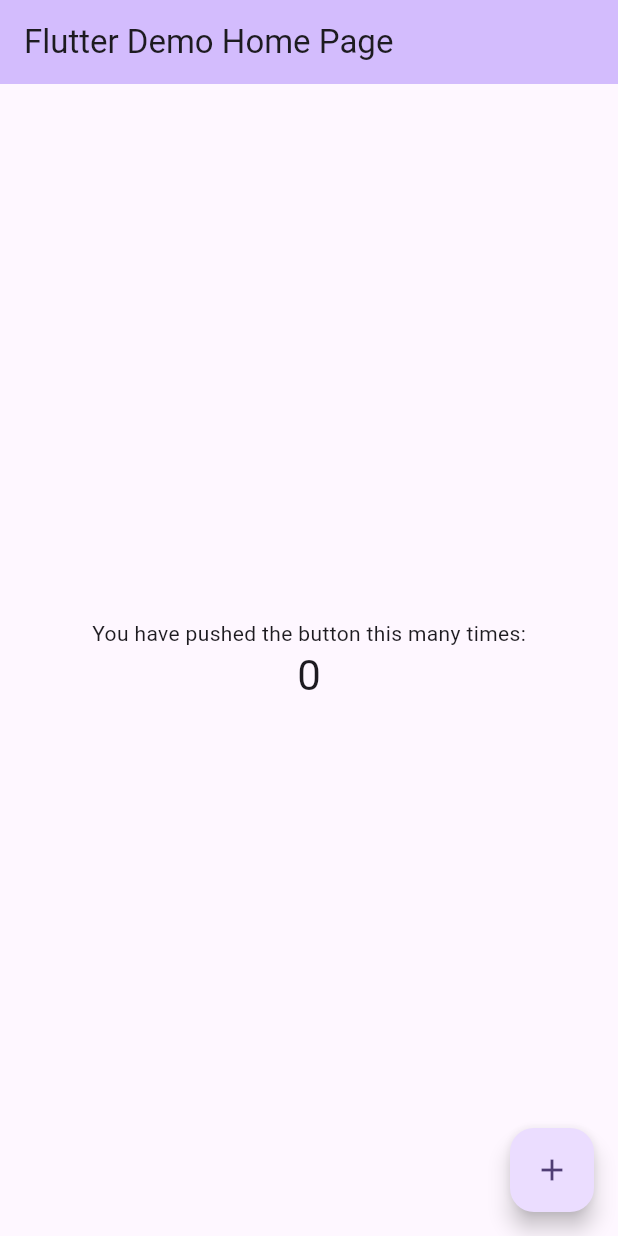
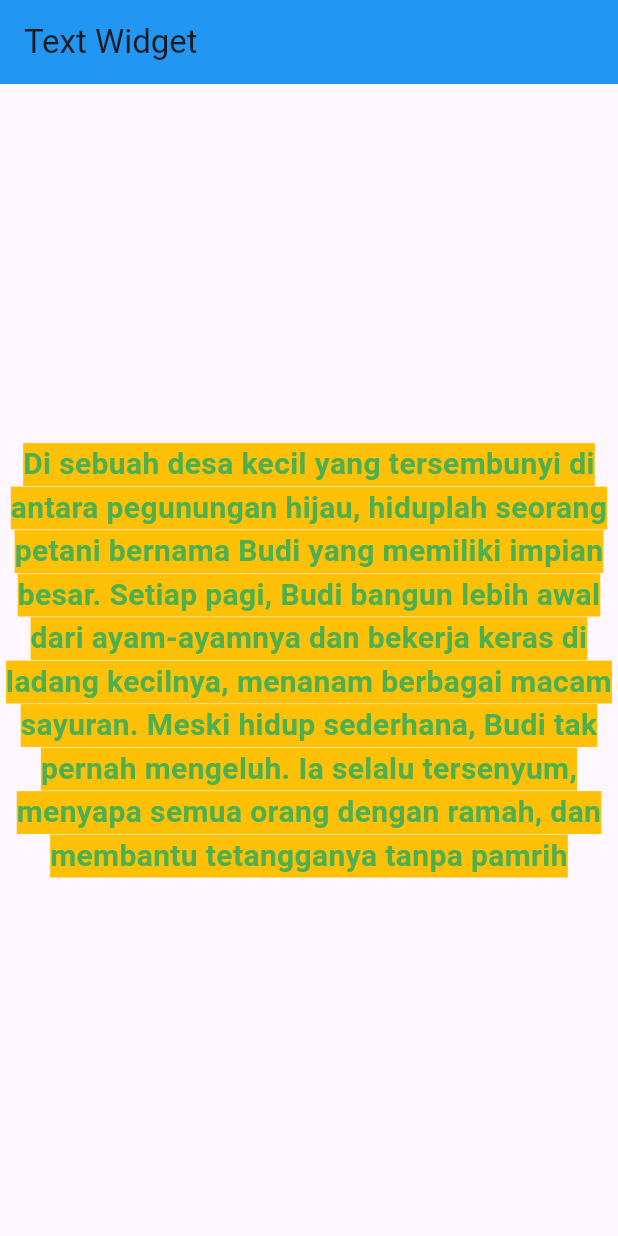
Before and after one commit to FaustaAkbar/learnFLutter1, a Flutter app: the screen it shows after launch, on a phone screen of 412 x 824 dp. Run offline on Flutter 3.47's test engine with Material 3 defaults, Android fonts, the light colour scheme and no system bars; Roboto replaces fonts that are missing (Schyler).

Commit message:
initial commit

```diff
--- a/lib/main.dart
+++ b/lib/main.dart
@@ -1,125 +1,38 @@
 import 'package:flutter/material.dart';
 
 void main() {
-  runApp(const MyApp());
+  runApp(myApp());
 }
 
-class MyApp extends StatelessWidget {
-  const MyApp({super.key});
-
-  // This widget is the root of your application.
+class myApp extends StatelessWidget {
   @override
   Widget build(BuildContext context) {
+    // TODO: implement build
     return MaterialApp(
-      title: 'Flutter Demo',
-      theme: ThemeData(
-        // This is the theme of your application.
-        //
-        // TRY THIS: Try running your application with "flutter run". You'll see
-        // the application has a purple toolbar. Then, without quitting the app,
-        // try changing the seedColor in the colorScheme below to Colors.green
-        // and then invoke "hot reload" (save your changes or press the "hot
-        // reload" button in a Flutter-supported IDE, or press "r" if you used
-        // the command line to start the app).
-        //
-        // Notice that the counter didn't reset back to zero; the application
-        // state is not lost during the reload. To reset the state, use hot
-        // restart instead.
-        //
-        // This works for code too, not just values: Most code changes can be
-        // tested with just a hot reload.
-        colorScheme: ColorScheme.fromSeed(seedColor: Colors.deepPurple),
-        useMaterial3: true,
+      debugShowCheckedModeBanner: false,
+      home: Scaffold(
+        appBar: AppBar(
+          backgroundColor: Colors.blue,
+          title: Text("Text Widget"),
+        ),
+        body: Center(
+          child: Text(
+            "Di sebuah desa kecil yang tersembunyi di antara pegunungan hijau, hiduplah seorang petani bernama Budi yang memiliki impian besar. Setiap pagi, Budi bangun lebih awal dari ayam-ayamnya dan bekerja keras di ladang kecilnya, menanam berbagai macam sayuran. Meski hidup sederhana, Budi tak pernah mengeluh. Ia selalu tersenyum, menyapa semua orang dengan ramah, dan membantu tetangganya tanpa pamrih",
+            // maxLines: 2,//(untuk maxsimal line yang ditampilkan)
+            // overflow: TextOverflow.ellipsis, //(untuk memberikan tanda kalau text terlalu banyak)
+            textAlign: TextAlign
+                .center, //(untuk meratakan text ditengah, rat kanan kiri, rata kiri/kanan)
+            style: TextStyle(
+                //untuk memberikan gaya/style tulisan
+                backgroundColor: Colors.amber,
+                color: Colors.green,
+                fontSize: 20,
+                fontWeight: FontWeight.bold,
+                // letterSpacing: 10//(Untuk memberikan jarak antar huruf),
+                fontFamily: 'Schyler'),
+          ),
+        ),
       ),
-      home: const MyHomePage(title: 'Flutter Demo Home Page'),
     );
   }
 }
-
-class MyHomePage extends StatefulWidget {
-  const MyHomePage({super.key, required this.title});
-
-  // This widget is the home page of your application. It is stateful, meaning
-  // that it has a State object (defined below) that contains fields that affect
-  // how it looks.
-
-  // This class is the configuration for the state. It holds the values (in this
-  // case the title) provided by the parent (in this case the App widget) and
-  // used by the build method of the State. Fields in a Widget subclass are
-  // always marked "final".
-
-  final String title;
-
-  @override
-  State<MyHomePage> createState() => _MyHomePageState();
-}
-
-class _MyHomePageState extends State<MyHomePage> {
-  int _counter = 0;
-
-  void _incrementCounter() {
-    setState(() {
-      // This call to setState tells the Flutter framework that something has
-      // changed in this State, which causes it to rerun the build method below
-      // so that the display can reflect the updated values. If we changed
-      // _counter without calling setState(), then the build method would not be
-      // called again, and so nothing would appear to happen.
-      _counter++;
-    });
-  }
-
-  @override
-  Widget build(BuildContext context) {
-    // This method is rerun every time setState is called, for instance as done
-    // by the _incrementCounter method above.
-    //
-    // The Flutter framework has been optimized to make rerunning build methods
-    // fast, so that you can just rebuild anything that needs updating rather
-    // than having to individually change instances of widgets.
-    return Scaffold(
-      appBar: AppBar(
-        // TRY THIS: Try changing the color here to a specific color (to
-        // Colors.amber, perhaps?) and trigger a hot reload to see the AppBar
-        // change color while the other colors stay the same.
-        backgroundColor: Theme.of(context).colorScheme.inversePrimary,
-        // Here we take the value from the MyHomePage object that was created by
-        // the App.build method, and use it to set our appbar title.
-        title: Text(widget.title),
-      ),
-      body: Center(
-        // Center is a layout widget. It takes a single child and positions it
-        // in the middle of the parent.
-        child: Column(
-          // Column is also a layout widget. It takes a list of children and
-          // arranges them vertically. By default, it sizes itself to fit its
-          // children horizontally, and tries to be as tall as its parent.
-          //
-          // Column has various properties to control how it sizes itself and
-          // how it positions its children. Here we use mainAxisAlignment to
-          // center the children vertically; the main axis here is the vertical
-          // axis because Columns are vertical (the cross axis would be
-          // horizontal).
-          //
-          // TRY THIS: Invoke "debug painting" (choose the "Toggle Debug Paint"
-          // action in the IDE, or press "p" in the console), to see the
-          // wireframe for each widget.
-          mainAxisAlignment: MainAxisAlignment.center,
-          children: <Widget>[
-            const Text(
-              'You have pushed the button this many times:',
-            ),
-            Text(
-              '$_counter',
-              style: Theme.of(context).textTheme.headlineMedium,
-            ),
-          ],
-        ),
-      ),
-      floatingActionButton: FloatingActionButton(
-        onPressed: _incrementCounter,
-        tooltip: 'Increment',
-        child: const Icon(Icons.add),
-      ), // This trailing comma makes auto-formatting nicer for build methods.
-    );
-  }
-}
```
Also changed, not shown: pubspec.yaml (+7 -9 lines), fonts/EduAUVICWANTHand-VariableFont_wght.ttf (added), pubspec.lock.
